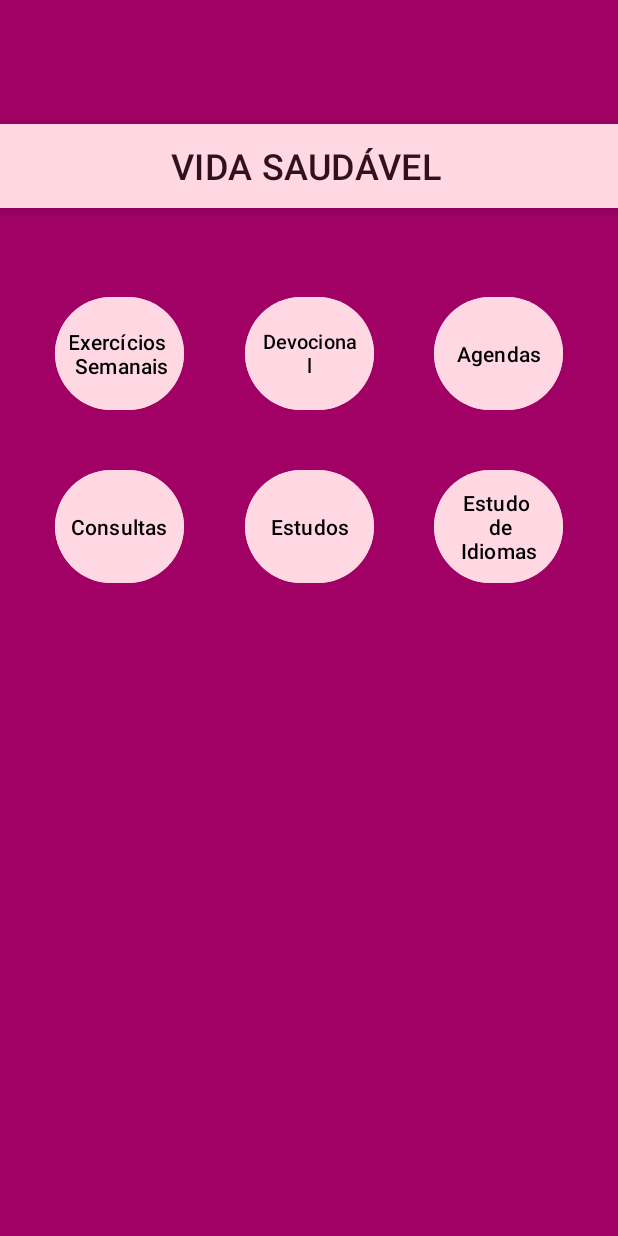
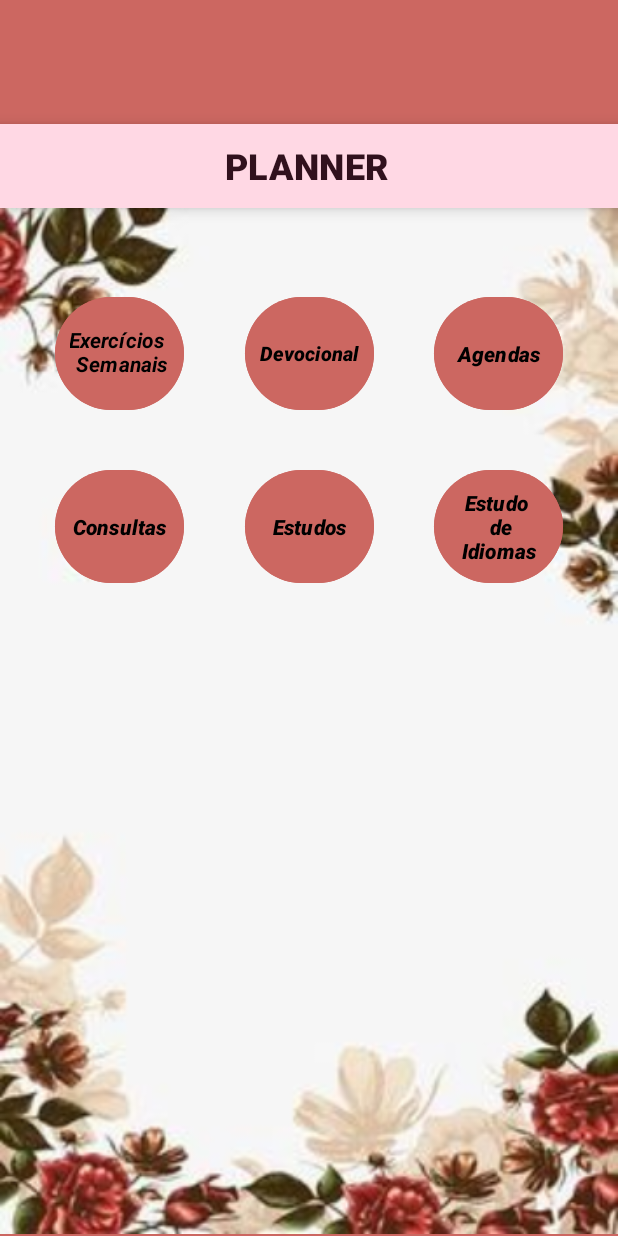
Before and after one commit to Wesley-Neiva/ProjetoApp, an Android app: the screen it shows after launch (MainActivity), on a phone screen of 412 x 824 dp. Run offline under Robolectric (Android 15) with nearby library versions, the phone set to English and light mode, and no system bars.

Commit message:
Alterado os layout das activity e add botão click

```diff
--- a/app/src/main/java/com/wesleyneiva/appmarcela/MainActivity.kt
+++ b/app/src/main/java/com/wesleyneiva/appmarcela/MainActivity.kt
@@ -8,7 +8,7 @@ import android.widget.Button
 class MainActivity : AppCompatActivity() {
 
     lateinit var btnExercicios: Button
-    //lateinit var btnDevocional: Button
+    lateinit var btnDevocional: Button
 
 
     override fun onCreate(savedInstanceState: Bundle?) {
@@ -20,17 +20,17 @@ class MainActivity : AppCompatActivity() {
             val intent = Intent(
                 this, Exercicois_Activity::class.java
             )
-
+            startActivity(intent)
 
         }
-        /*btnDevocional = findViewById(R.id.btn_devocional)
+        btnDevocional = findViewById(R.id.btn_devocional)
         btnDevocional.setOnClickListener {
-            val intent1 = Intent(
+            val intent = Intent(
                 this, Devocional_Activity::class.java)
+            startActivity(intent)
 
-        }*/
+        }
 
-        startActivity(intent)
 
 
     }
--- a/app/src/main/res/layout/activity_main.xml
+++ b/app/src/main/res/layout/activity_main.xml
@@ -1,4 +1,5 @@
 <?xml version="1.0" encoding="utf-8"?>
+
 <androidx.constraintlayout.widget.ConstraintLayout xmlns:android="http://schemas.android.com/apk/res/android"
     xmlns:app="http://schemas.android.com/apk/res-auto"
     xmlns:tools="http://schemas.android.com/tools"
@@ -6,16 +7,33 @@
     android:layout_height="match_parent"
     tools:context=".MainActivity">
 
+
+
+    <ImageView
+        android:id="@+id/tela_fundo"
+        android:layout_width="412dp"
+        android:layout_height="689dp"
+        android:layout_marginTop="24dp"
+        android:scrollbarSize="30dp"
+        app:layout_constraintBottom_toBottomOf="parent"
+        app:layout_constraintEnd_toEndOf="parent"
+        app:layout_constraintHorizontal_bias="0.0"
+        app:layout_constraintStart_toStartOf="parent"
+        app:layout_constraintTop_toTopOf="parent"
+        app:layout_constraintVertical_bias="1.0"
+        app:srcCompat="@drawable/fundo" />
+
     <Button
         android:id="@+id/button6"
         style="@style/Widget.Material3.Button.IconButton.Filled"
         android:layout_width="94dp"
         android:layout_height="83dp"
         android:layout_marginBottom="400dp"
-        android:backgroundTint="?attr/colorTertiaryFixed"
+        android:backgroundTint="@color/color_primaria"
         android:text="Consultas"
         android:textAlignment="center"
         android:textColor="@color/black"
+        android:textStyle="bold|italic"
         app:layout_constraintBottom_toBottomOf="parent"
         app:layout_constraintEnd_toStartOf="@+id/button7"
         app:layout_constraintHorizontal_bias="0.5"
@@ -29,10 +47,11 @@
         android:layout_width="94dp"
         android:layout_height="83dp"
         android:layout_marginBottom="400dp"
-        android:backgroundTint="?attr/colorTertiaryFixed"
+        android:backgroundTint="@color/color_primaria"
         android:text="Estudos"
         android:textAlignment="center"
         android:textColor="@color/black"
+        android:textStyle="bold|italic"
         app:layout_constraintBottom_toBottomOf="parent"
         app:layout_constraintEnd_toStartOf="@+id/button8"
         app:layout_constraintHorizontal_bias="0.5"
@@ -46,29 +65,38 @@
         android:layout_width="0dp"
         android:layout_height="wrap_content"
         android:layout_marginBottom="600dp"
-        android:background="#F3EDED"
-        android:text="VIDA SAUDÁVEL"
+        android:background="#a0d490"
+        android:backgroundTint="@color/color_segundaria"
+        android:text="PLANNER"
+        android:textColorHighlight="@color/color_segundaria"
+        android:textColorHint="@color/color_segundaria"
+        android:textColorLink="@color/color_segundaria"
         android:textSize="24sp"
+        android:textStyle="bold"
         app:layout_constraintBottom_toBottomOf="parent"
         app:layout_constraintEnd_toEndOf="parent"
         app:layout_constraintHorizontal_bias="0.0"
         app:layout_constraintStart_toStartOf="parent"
         app:layout_constraintTop_toTopOf="parent"
-        app:layout_constraintVertical_bias="0.493" />
+        app:layout_constraintVertical_bias="0.493"
+        app:rippleColor="@color/color_segundaria" />
 
     <Button
         android:id="@+id/btn_exercicios"
-        style="@style/Widget.Material3.Button.IconButton.Filled"
+        style="@style/Widget.Material3.Button.IconButton.Filled.Tonal"
         android:layout_width="94dp"
         android:layout_height="83dp"
         android:layout_marginTop="8dp"
         android:layout_marginBottom="500dp"
-        android:backgroundTint="?attr/colorTertiaryFixed"
+        android:backgroundTint="@color/color_primaria"
+        android:fontFamily="sans-serif"
+        android:includeFontPadding="false"
         android:text="Exercícios \n Semanais"
         android:textAlignment="center"
         android:textAllCaps="false"
         android:textColor="@color/black"
         android:textColorLink="@color/black"
+        android:textStyle="bold|italic"
         app:layout_constraintBottom_toBottomOf="parent"
         app:layout_constraintEnd_toStartOf="@+id/btn_devocional"
         app:layout_constraintHorizontal_bias="0.5"
@@ -81,11 +109,12 @@
         android:layout_width="94dp"
         android:layout_height="83dp"
         android:layout_marginBottom="400dp"
-        android:backgroundTint="?attr/colorTertiaryFixed"
+        android:backgroundTint="@color/color_primaria"
         android:backgroundTintMode="src_in"
         android:text="Estudo \n de Idiomas"
         android:textAlignment="center"
         android:textColor="@color/black"
+        android:textStyle="bold|italic"
         app:layout_constraintBottom_toBottomOf="parent"
         app:layout_constraintEnd_toEndOf="parent"
         app:layout_constraintHorizontal_bias="0.5"
@@ -100,11 +129,12 @@
         android:layout_height="83dp"
         android:layout_marginTop="8dp"
         android:layout_marginBottom="500dp"
-        android:backgroundTint="?attr/colorTertiaryFixed"
+        android:backgroundTint="@color/color_primaria"
         android:text="Devocional"
         android:textAlignment="center"
         android:textColor="@color/black"
         android:textSize="13dp"
+        android:textStyle="bold|italic"
         app:layout_constraintBottom_toBottomOf="parent"
         app:layout_constraintEnd_toStartOf="@+id/button5"
         app:layout_constraintHorizontal_bias="0.5"
@@ -118,14 +148,17 @@
         android:layout_height="83dp"
         android:layout_marginTop="8dp"
         android:layout_marginBottom="500dp"
-        android:backgroundTint="?attr/colorTertiaryFixed"
+        android:backgroundTint="@color/color_primaria"
         android:text="Agendas"
         android:textAlignment="center"
         android:textColor="@color/black"
+        android:textStyle="bold|italic"
         app:layout_constraintBottom_toBottomOf="parent"
         app:layout_constraintEnd_toEndOf="parent"
         app:layout_constraintHorizontal_bias="0.5"
         app:layout_constraintStart_toEndOf="@+id/btn_devocional"
         app:layout_constraintTop_toBottomOf="@+id/btn_inicio" />
 
+
+
 </androidx.constraintlayout.widget.ConstraintLayout>
--- a/app/src/main/res/values/colors.xml
+++ b/app/src/main/res/values/colors.xml
@@ -5,9 +5,9 @@
 
     <!--Cores primarias-->
 
-    <color name="color_primaria">#FD00FF</color>
-    <color name="variante_primaria">#FD00FF</color>
-    <color name="color_segundaria">#FD00FF</color>
-    <color name="fundo">#A10165</color>
+    <color name="color_primaria">#cc6761</color>
+    <color name="variante_primaria">#f5cef6</color>
+    <color name="color_segundaria">#a0d490</color>
+    <color name="fundo">#cc6761</color>
 
 </resources>
```
Also changed, not shown: app/src/main/java/com/wesleyneiva/appmarcela/Devocional_Activity.kt (+16 -0 lines), app/src/main/java/com/wesleyneiva/appmarcela/Exercicois_Activity.kt (+11 -0 lines), app/src/main/res/font/lobster_italic.xml (added, +9 -0 lines), app/src/main/res/font/lobster_regular.xml (added, +8 -0 lines), app/src/main/res/layout/activity_devocional.xml (+12 -0 lines), app/src/main/res/layout/activity_exercicois.xml (+6 -47 lines), app/src/main/res/drawable/fundo.png (added), 1 other file.
